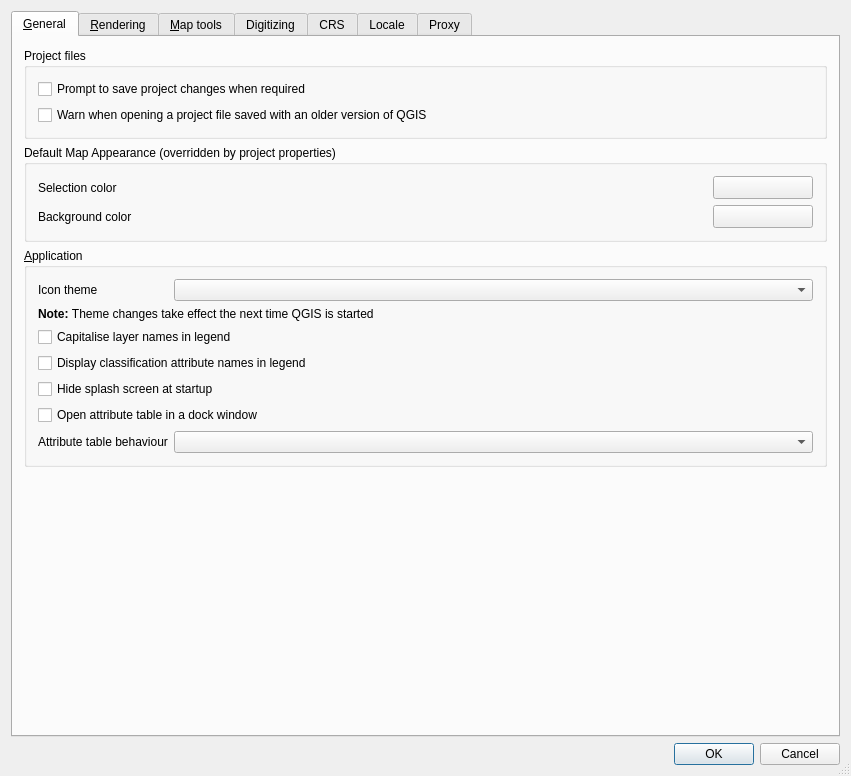
sourcepole/qgis, file qgis/src/ui/qgsoptionsbase.ui: the form before one commit.
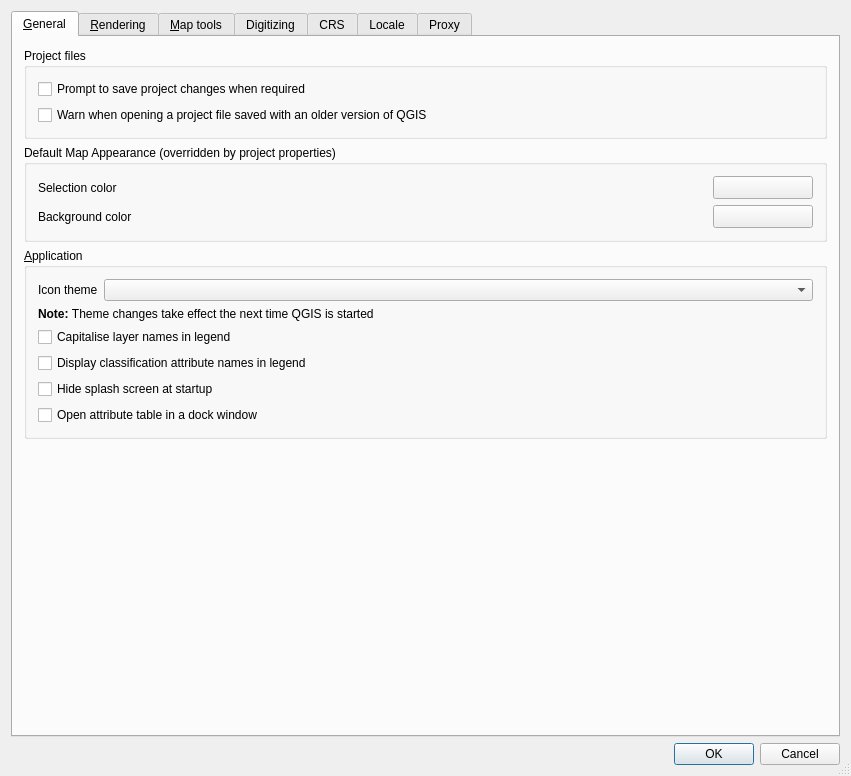
The form after the commit. Icons and pictures are not drawn. Custom widgets are drawn as their Qt base class.

Commit message: removed attribute table behaviour setting from options (not necessary with new attribute table :-)

Patch:
```diff
--- a/qgis/src/ui/qgsoptionsbase.ui
+++ b/qgis/src/ui/qgsoptionsbase.ui
@@ -220,34 +220,6 @@
             </property>
            </widget>
           </item>
-          <item row="6" column="0" >
-           <widget class="QLabel" name="textLabel1_6" >
-            <property name="sizePolicy" >
-             <sizepolicy vsizetype="Fixed" hsizetype="Fixed" >
-              <horstretch>0</horstretch>
-              <verstretch>0</verstretch>
-             </sizepolicy>
-            </property>
-            <property name="text" >
-             <string>Attribute table behaviour</string>
-            </property>
-            <property name="buddy" >
-             <cstring>cmbAttrTableBehaviour</cstring>
-            </property>
-           </widget>
-          </item>
-          <item row="6" column="1" >
-           <widget class="QComboBox" name="cmbAttrTableBehaviour" >
-            <property name="duplicatesEnabled" >
-             <bool>false</bool>
-            </property>
-            <item>
-             <property name="text" >
-              <string/>
-             </property>
-            </item>
-           </widget>
-          </item>
          </layout>
         </widget>
        </item>
```
Left out of the diff: 1 changed line with no effect on the pictures. The commit also changes 1 other file.
